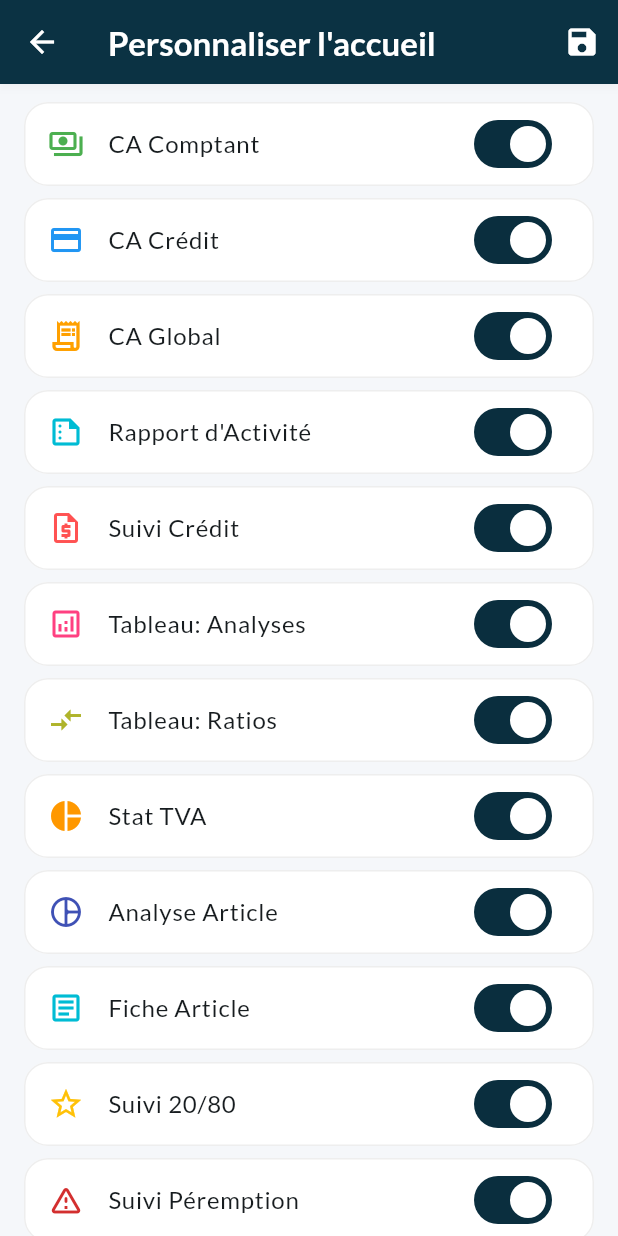
After one commit to airm5500/prestige_app, a Flutter app: the HomeScreen screen opened directly, after a tap on the "edit" icon, on a phone screen of 412 x 824 dp. The commit adds this screen. Run offline on Flutter 3.47's test engine with Material 3 defaults, Android fonts, the phone set to English and light mode, and no system bars; our stand-ins replace csv, fl_chart, fluttertoast, google_fonts, pdf, printing and 2 more; accounts and stored records are empty.

Commit message:
Organisation menu accueil

```diff
--- /dev/null
+++ b/lib/providers/home_settings_provider.dart
@@ -0,0 +1,46 @@
+// lib/providers/home_settings_provider.dart
+
+import 'package:flutter/material.dart';
+import 'package:shared_preferences/shared_preferences.dart';
+import 'dart:convert';
+
+class HomeSettingsProvider with ChangeNotifier {
+  List<String> _featureOrder = [];
+  List<String> _disabledFeatures = [];
+  static const String _orderKey = 'feature_order_key';
+  static const String _disabledKey = 'disabled_features_key';
+
+  List<String> get featureOrder => _featureOrder;
+  List<String> get disabledFeatures => _disabledFeatures;
+
+  HomeSettingsProvider() {
+    loadSettings();
+  }
+
+  Future<void> loadSettings() async {
+    final prefs = await SharedPreferences.getInstance();
+    _featureOrder = prefs.getStringList(_orderKey) ?? [];
+    _disabledFeatures = prefs.getStringList(_disabledKey) ?? [];
+    notifyListeners();
+  }
+
+  Future<void> saveFeatureOrder(List<String> newOrder) async {
+    final prefs = await SharedPreferences.getInstance();
+    await prefs.setStringList(_orderKey, newOrder);
+    _featureOrder = newOrder;
+    notifyListeners();
+  }
+
+  Future<void> toggleFeature(String featureTitle, bool isEnabled) async {
+    if (isEnabled) {
+      _disabledFeatures.remove(featureTitle);
+    } else {
+      if (!_disabledFeatures.contains(featureTitle)) {
+        _disabledFeatures.add(featureTitle);
+      }
+    }
+    final prefs = await SharedPreferences.getInstance();
+    await prefs.setStringList(_disabledKey, _disabledFeatures);
+    notifyListeners();
+  }
+}
--- a/lib/screens/home_screen.dart
+++ b/lib/screens/home_screen.dart
@@ -3,6 +3,8 @@
 import 'package:flutter/material.dart';
 import 'package:google_fonts/google_fonts.dart';
 import 'package:provider/provider.dart';
+import 'package:prestige_app/providers/home_settings_provider.dart';
+import 'package:prestige_app/screens/personalize_home_screen.dart';
 import '../providers/auth_provider.dart';
 import '../providers/ip_config_provider.dart';
 import '../models/user_model.dart';
@@ -53,49 +55,63 @@ class _HomeScreenState extends State<HomeScreen> {
   Widget build(BuildContext context) {
     final authProvider = Provider.of<AuthProvider>(context);
     final ipProvider = Provider.of<IpConfigProvider>(context);
+    final homeSettings = Provider.of<HomeSettingsProvider>(context);
     final AppUser? currentUser = authProvider.user;
 
-    // MODIFICATION: Création d'une seule liste contenant toutes les fonctionnalités
-    final List<Map<String, dynamic>> allItems = [
-      // Page 1
+    final List<Map<String, dynamic>> allFeatures = [
       {'title': 'CA Comptant', 'icon': Icons.payments_outlined, 'color': Colors.green, 'screen': const CaComptantScreen()},
       {'title': 'CA Crédit', 'icon': Icons.credit_card_outlined, 'color': Colors.blue, 'screen': const CaCreditScreen()},
       {'title': 'CA Global', 'icon': Icons.receipt_long_outlined, 'color': Colors.amber.shade700, 'screen': const CaGlobalScreen()},
       {'title': 'Rapport d\'Activité', 'icon': Icons.summarize_outlined, 'color': Colors.cyan, 'screen': const RapportActiviteScreen()},
       {'title': 'Suivi Crédit', 'icon': Icons.request_quote_outlined, 'color': Colors.redAccent, 'screen': const SuiviCreditScreen()},
       {'title': 'Tableau: Analyses', 'icon': Icons.analytics_outlined, 'color': Colors.pinkAccent, 'screen': const TableauBordAnalyseMenuScreen()},
-
-      // Page 2
       {'title': 'Tableau: Ratios', 'icon': Icons.compare_arrows_outlined, 'color': Colors.lime.shade700, 'screen': const TableauBordRatioScreen()},
       {'title': 'Stat TVA', 'icon': Icons.pie_chart, 'color': Colors.orange, 'screen': const StatTvaScreen()},
       {'title': 'Analyse Article', 'icon': Icons.pie_chart_outline_rounded, 'color': Colors.indigo, 'screen': const AnalyseArticleScreen()},
       {'title': 'Fiche Article', 'icon': Icons.article_outlined, 'color': Colors.cyan, 'screen': const FicheArticleScreen()},
       {'title': 'Suivi 20/80', 'icon': Icons.star_border_purple500_outlined, 'color': Colors.amber, 'screen': const Suivi2080Screen()},
       {'title': 'Suivi Péremption', 'icon': Icons.warning_amber_rounded, 'color': Colors.red.shade700, 'screen': const SuiviPeremptionScreen()},
-
-      // Page 3
       {'title': 'Evolution Stock', 'icon': Icons.ssid_chart_outlined, 'color': Colors.brown, 'screen': const EvolutionStockScreen()},
       {'title': 'Valorisation', 'icon': Icons.inventory_2_outlined, 'color': Colors.purple, 'screen': const ValorisationScreen()},
       {'title': 'Suivi Ajustements', 'icon': Icons.rule_folder_outlined, 'color': Colors.deepPurple, 'screen': const SuiviAjustementScreen()},
       {'title': 'Fournisseurs', 'icon': Icons.people_alt_outlined, 'color': Colors.teal, 'screen': const FournisseursScreen()},
       {'title': 'Achats Fourn.', 'icon': Icons.shopping_cart_checkout_outlined, 'color': Colors.deepOrange, 'screen': const AchatsFournisseursScreen()},
       {'title': 'Retours Fournisseurs', 'icon': Icons.assignment_return_outlined, 'color': Colors.blueGrey, 'screen': const RetoursFournisseursScreen()},
-
-      // Page 4
       {'title': 'Suggestions', 'icon': Icons.lightbulb_outline, 'color': Colors.orange, 'screen': const SuggestionListScreen()},
       {'title': 'Annulation Ventes', 'icon': Icons.cancel_presentation_outlined, 'color': Colors.red.shade700, 'screen': const AnnulationVenteScreen()},
     ];
 
-    // MODIFICATION: Logique de pagination dynamique
+    // CORRECTION: Logique de tri et de filtrage robuste
+    // 1. On crée une copie de toutes les fonctionnalités
+    List<Map<String, dynamic>> sortedFeatures = List.from(allFeatures);
+
+    // 2. On trie cette liste complète en fonction de l'ordre sauvegardé
+    if (homeSettings.featureOrder.isNotEmpty) {
+      final orderMap = { for (var i = 0; i < homeSettings.featureOrder.length; i++) homeSettings.featureOrder[i] : i };
+      sortedFeatures.sort((a, b) {
+        final indexA = orderMap[a['title']] ?? allFeatures.length;
+        final indexB = orderMap[b['title']] ?? allFeatures.length;
+        return indexA.compareTo(indexB);
+      });
+    }
+
+    // 3. On crée une deuxième liste pour l'affichage en filtrant les éléments désactivés
+    final List<Map<String, dynamic>> enabledAndSortedFeatures = sortedFeatures
+        .where((item) => !homeSettings.disabledFeatures.contains(item['title']))
+        .toList();
+
+    // 4. On pagine la liste finale à afficher
     const int itemsPerPage = 6;
     final List<List<Map<String, dynamic>>> allPages = [];
-    for (int i = 0; i < allItems.length; i += itemsPerPage) {
-      allPages.add(allItems.sublist(i, i + itemsPerPage > allItems.length ? allItems.length : i + itemsPerPage));
+    if (enabledAndSortedFeatures.isNotEmpty) {
+      for (int i = 0; i < enabledAndSortedFeatures.length; i += itemsPerPage) {
+        allPages.add(enabledAndSortedFeatures.sublist(i, i + itemsPerPage > enabledAndSortedFeatures.length ? enabledAndSortedFeatures.length : i + itemsPerPage));
+      }
     }
 
     return Scaffold(
       appBar: AppBar(
-        title: const Text("Accueil"),
+        title: const Text("Prestige Mobile - v3"),
         actions: [
           Tooltip(
             message: ipProvider.useLocalIp ? 'Passer en mode Distant' : 'Passer en mode Local',
@@ -114,6 +130,19 @@ class _HomeScreenState extends State<HomeScreen> {
             icon: const Icon(Icons.settings_applications_outlined),
             tooltip: 'Configuration IP',
             onPressed: () => Navigator.push(context, MaterialPageRoute(builder: (context) => const SettingsScreen())),
+          ),
+          IconButton(
+            icon: const Icon(Icons.edit_outlined),
+            tooltip: 'Personnaliser l\'accueil',
+            onPressed: () {
+              Navigator.push(
+                context,
+                MaterialPageRoute(
+                  // On passe la liste complète et triée à l'écran de personnalisation
+                  builder: (context) => PersonalizeHomeScreen(allItems: sortedFeatures),
+                ),
+              );
+            },
           ),
           IconButton(
             icon: const Icon(Icons.logout),
@@ -135,7 +164,9 @@ class _HomeScreenState extends State<HomeScreen> {
             ),
           ),
           Expanded(
-            child: PageView.builder(
+            child: allPages.isEmpty
+                ? const Center(child: Text("Aucune fonctionnalité activée.\nCliquez sur l'icône ✏️ pour en activer.", textAlign: TextAlign.center,))
+                : PageView.builder(
               controller: _pageController,
               itemCount: allPages.length,
               onPageChanged: (index) {
@@ -148,10 +179,11 @@ class _HomeScreenState extends State<HomeScreen> {
               },
             ),
           ),
-          Row(
-            mainAxisAlignment: MainAxisAlignment.center,
-            children: List.generate(allPages.length, (index) => _buildPageIndicator(index == _currentPage)),
-          ),
+          if (allPages.isNotEmpty)
+            Row(
+              mainAxisAlignment: MainAxisAlignment.center,
+              children: List.generate(allPages.length, (index) => _buildPageIndicator(index == _currentPage)),
+            ),
           const SizedBox(height: 16),
         ],
       ),
--- /dev/null
+++ b/lib/screens/personalize_home_screen.dart
@@ -0,0 +1,99 @@
+// lib/screens/personalize_home_screen.dart
+
+import 'package:flutter/material.dart';
+import 'package:provider/provider.dart';
+import '../providers/home_settings_provider.dart';
+
+class PersonalizeHomeScreen extends StatefulWidget {
+  final List<Map<String, dynamic>> allItems;
+
+  const PersonalizeHomeScreen({super.key, required this.allItems});
+
+  @override
+  State<PersonalizeHomeScreen> createState() => _PersonalizeHomeScreenState();
+}
+
+class _PersonalizeHomeScreenState extends State<PersonalizeHomeScreen> {
+  late List<Map<String, dynamic>> _orderedItems;
+
+  @override
+  void initState() {
+    super.initState();
+    // CORRECTION: On trie la liste complète dès l'initialisation
+    final homeSettings = Provider.of<HomeSettingsProvider>(context, listen: false);
+    _orderedItems = List.from(widget.allItems);
+
+    if (homeSettings.featureOrder.isNotEmpty) {
+      final orderMap = { for (var i = 0; i < homeSettings.featureOrder.length; i++) homeSettings.featureOrder[i] : i };
+      _orderedItems.sort((a, b) {
+        final indexA = orderMap[a['title']] ?? widget.allItems.length;
+        final indexB = orderMap[b['title']] ?? widget.allItems.length;
+        return indexA.compareTo(indexB);
+      });
+    }
+  }
+
+  void _onReorder(int oldIndex, int newIndex) {
+    setState(() {
+      if (newIndex > oldIndex) {
+        newIndex -= 1;
+      }
+      final item = _orderedItems.removeAt(oldIndex);
+      _orderedItems.insert(newIndex, item);
+    });
+  }
+
+  Future<void> _saveOrder() async {
+    final newOrderIds = _orderedItems.map((item) => item['title'] as String).toList();
+    await Provider.of<HomeSettingsProvider>(context, listen: false).saveFeatureOrder(newOrderIds);
+    if (mounted) {
+      ScaffoldMessenger.of(context).showSnackBar(
+        const SnackBar(content: Text('Configuration sauvegardée !'), backgroundColor: Colors.green),
+      );
+      Navigator.of(context).pop();
+    }
+  }
+
+  @override
+  Widget build(BuildContext context) {
+    final homeSettings = Provider.of<HomeSettingsProvider>(context);
+
+    return Scaffold(
+      appBar: AppBar(
+        title: const Text('Personnaliser l\'accueil'),
+        actions: [
+          IconButton(
+            icon: const Icon(Icons.save),
+            tooltip: 'Enregistrer',
+            onPressed: _saveOrder,
+          ),
+        ],
+      ),
+      body: ReorderableListView.builder(
+        padding: const EdgeInsets.all(8),
+        itemCount: _orderedItems.length,
+        itemBuilder: (context, index) {
+          final item = _orderedItems[index];
+          final title = item['title'] as String;
+          final isEnabled = !homeSettings.disabledFeatures.contains(title);
+
+          return Card(
+            key: ValueKey(title),
+            margin: const EdgeInsets.symmetric(vertical: 4, horizontal: 8),
+            child: ListTile(
+              leading: Icon(item['icon'], color: item['color']),
+              title: Text(title),
+              trailing: Switch(
+                value: isEnabled,
+                onChanged: (bool value) {
+                  homeSettings.toggleFeature(title, value);
+                },
+              ),
+            ),
+          );
+        },
+        onReorder: _onReorder,
+      ),
+    );
+  }
+}
```
Also changed, not shown: lib/main.dart (+5 -11 lines).
